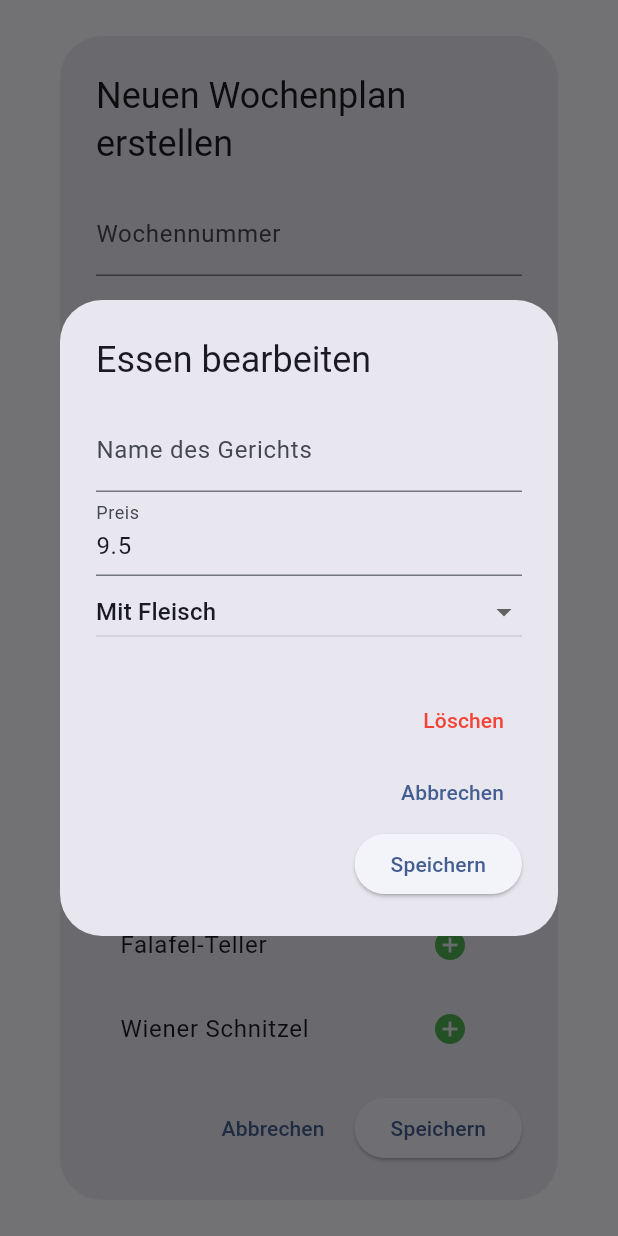
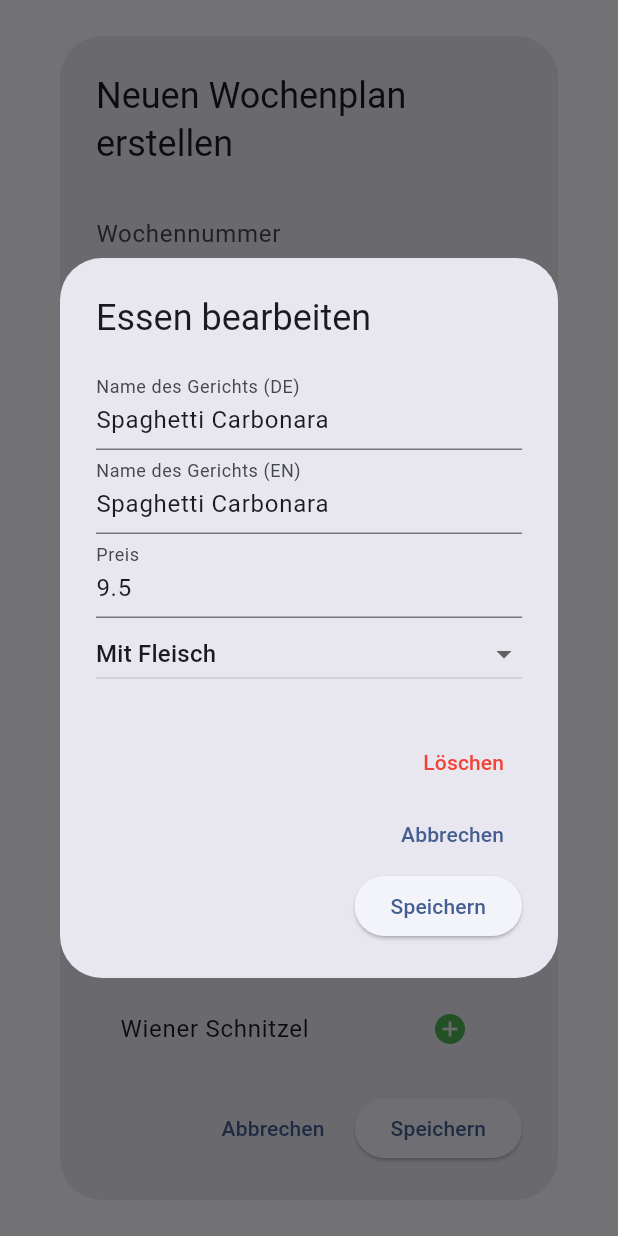
Before and after one commit to HendrikAlexander/meal_planner_app, a Flutter app: the AddEssensplanDialog widget shown alone on an empty page, opened directly, after a tap on the "add circle" icon, after a tap on the "edit" icon, on a phone screen of 412 x 824 dp. Run offline on Flutter 3.47's test engine with Material 3 defaults, Android fonts, the phone set to English and light mode, and no system bars; our stand-ins replace image_picker; accounts and stored records are empty.

Commit message:
Funktion zum Vergeben von Englischen und Deutschen Gerichtnamen

```diff
--- a/lib/model/essen.dart
+++ b/lib/model/essen.dart
@@ -7,12 +7,14 @@ class Essen {
   final String mealKey;
   final double preis;
   final EssensArt art;
-  final String? name;
+  final String? nameDe;
+  final String? nameEn;
 
   Essen({
     required this.mealKey,
     required this.preis,
     required this.art,
-    this.name,
+    this.nameDe,
+    this.nameEn,
   });
 }
--- a/lib/model/essens_datenbank.dart
+++ b/lib/model/essens_datenbank.dart
@@ -6,16 +6,16 @@ class Essensdatenbank {
   static final Essensdatenbank instance = Essensdatenbank._internal();
 
   final List<Essen> _speisekarte = [
-    Essen(mealKey: 'spaghettiCarbonara', preis: 9.50, art: EssensArt.mitFleisch),
-    Essen(mealKey: 'linsenCurry', preis: 8.00, art: EssensArt.vegan),
-    Essen(mealKey: 'kaesespaetzle', preis: 8.50, art: EssensArt.vegetarisch),
-    Essen(mealKey: 'haehnchenSuessSauer', preis: 10.20, art: EssensArt.mitFleisch),
-    Essen(mealKey: 'gemueseLasagne', preis: 9.00, art: EssensArt.vegetarisch),
-    Essen(mealKey: 'falafelTeller', preis: 7.80, art: EssensArt.vegan),
-    Essen(mealKey: 'wienerSchnitzel', preis: 12.50, art: EssensArt.mitFleisch),
-    Essen(mealKey: 'pizzaMargherita', preis: 7.50, art: EssensArt.vegetarisch),
-    Essen(mealKey: 'tofuPfanne', preis: 8.20, art: EssensArt.vegan),
-    Essen(mealKey: 'rindergulasch', preis: 11.00, art: EssensArt.mitFleisch),
+    Essen(mealKey: 'spaghettiCarbonara', preis: 9.50, art: EssensArt.mitFleisch, nameDe: 'Spaghetti Carbonara', nameEn: 'Spaghetti Carbonara'),
+    Essen(mealKey: 'linsenCurry', preis: 8.00, art: EssensArt.vegan, nameDe: 'Linsen-Curry', nameEn: 'Lentil Curry'),
+    Essen(mealKey: 'kaesespaetzle', preis: 8.50, art: EssensArt.vegetarisch, nameDe: 'Käsespätzle', nameEn: 'Cheese Spaetzle'),
+    Essen(mealKey: 'haehnchenSuessSauer', preis: 10.20, art: EssensArt.mitFleisch, nameDe: 'Hähnchen süß-sauer', nameEn: 'Sweet and Sour Chicken'),
+    Essen(mealKey: 'gemueseLasagne', preis: 9.00, art: EssensArt.vegetarisch, nameDe: 'Gemüse-Lasagne', nameEn: 'Vegetable Lasagna'),
+    Essen(mealKey: 'falafelTeller', preis: 7.80, art: EssensArt.vegan, nameDe: 'Falafel-Teller', nameEn: 'Falafel Plate'),
+    Essen(mealKey: 'wienerSchnitzel', preis: 12.50, art: EssensArt.mitFleisch, nameDe: 'Wiener Schnitzel', nameEn: 'Viennese Schnitzel'),
+    Essen(mealKey: 'pizzaMargherita', preis: 7.50, art: EssensArt.vegetarisch, nameDe: 'Pizza Margherita', nameEn: 'Margherita Pizza'),
+    Essen(mealKey: 'tofuPfanne', preis: 8.20, art: EssensArt.vegan, nameDe: 'Tofu-Pfanne', nameEn: 'Tofu Stir-fry'),
+    Essen(mealKey: 'rindergulasch', preis: 11.00, art: EssensArt.mitFleisch, nameDe: 'Rindergulasch', nameEn: 'Beef Goulash'),
   ];
 
   Essensdatenbank._internal();
@@ -31,14 +31,50 @@ class Essensdatenbank {
   }
 
   void updateEssen(int index, Essen neuesEssen) {
-    if (index >= 0 && index < _speisekarte.length) {
-      _speisekarte[index] = neuesEssen;
+    // Suche das Essen anhand des mealKey und ersetze es überall in der Liste
+    final idx = _speisekarte.indexWhere((e) => e.mealKey == neuesEssen.mealKey);
+    if (idx != -1) {
+      _speisekarte[idx] = neuesEssen;
     }
   }
 }
 
 // Helfer-Funktionen
-String getTranslatedMealName(String mealKey, AppLocalizations l10n, {String? fallbackName}) {
+String getTranslatedMealName(String mealKey, AppLocalizations l10n, {String? fallbackName, Essen? essen}) {
+  // Prüfe, ob mealKey zu den Standardgerichten gehört
+  const standardKeys = [
+    'spaghettiCarbonara',
+    'linsenCurry',
+    'kaesespaetzle',
+    'haehnchenSuessSauer',
+    'gemueseLasagne',
+    'falafelTeller',
+    'wienerSchnitzel',
+    'pizzaMargherita',
+    'tofuPfanne',
+    'rindergulasch',
+  ];
+
+  // Wenn ein Essen-Objekt übergeben wurde und ein benutzerdefinierter Name gesetzt ist, nutze diesen
+  if (essen != null) {
+    if (l10n.localeName.startsWith('de')) {
+      // Wenn ein Name gesetzt ist und sich vom Standard unterscheidet, nutze ihn
+      if (essen.nameDe != null && essen.nameDe!.trim().isNotEmpty) {
+        // Für Standardgerichte: nur wenn der Name sich vom ARB unterscheidet
+        if (!standardKeys.contains(mealKey) || essen.nameDe!.trim() != _getStandardNameDe(mealKey, l10n)) {
+          return essen.nameDe!;
+        }
+      }
+    } else {
+      if (essen.nameEn != null && essen.nameEn!.trim().isNotEmpty) {
+        if (!standardKeys.contains(mealKey) || essen.nameEn!.trim() != _getStandardNameEn(mealKey, l10n)) {
+          return essen.nameEn!;
+        }
+      }
+    }
+  }
+
+  // Standardfall: ARB-Text
   switch (mealKey) {
     case 'spaghettiCarbonara': return l10n.spaghettiCarbonara;
     case 'linsenCurry': return l10n.linsenCurry;
@@ -50,15 +86,48 @@ String getTranslatedMealName(String mealKey, AppLocalizations l10n, {String? fal
     case 'pizzaMargherita': return l10n.pizzaMargherita;
     case 'tofuPfanne': return l10n.tofuPfanne;
     case 'rindergulasch': return l10n.rindergulasch;
-    default:
-      return fallbackName != null && fallbackName.isNotEmpty ? fallbackName : l10n.unknownMeal;
+  }
+  // Für neue Gerichte: nutze die Felder nameDe/nameEn
+  if (essen != null) {
+    if (l10n.localeName.startsWith('de')) {
+      return essen.nameDe ?? fallbackName ?? l10n.unknownMeal;
+    } else {
+      return essen.nameEn ?? fallbackName ?? l10n.unknownMeal;
+    }
+  }
+  return fallbackName != null && fallbackName.isNotEmpty ? fallbackName : l10n.unknownMeal;
+}
+
+// Hilfsfunktionen für Standardnamen
+String _getStandardNameDe(String mealKey, AppLocalizations l10n) {
+  switch (mealKey) {
+    case 'spaghettiCarbonara': return l10n.spaghettiCarbonara;
+    case 'linsenCurry': return l10n.linsenCurry;
+    case 'kaesespaetzle': return l10n.kaesespaetzle;
+    case 'haehnchenSuessSauer': return l10n.haehnchenSuessSauer;
+    case 'gemueseLasagne': return l10n.gemueseLasagne;
+    case 'falafelTeller': return l10n.falafelTeller;
+    case 'wienerSchnitzel': return l10n.wienerSchnitzel;
+    case 'pizzaMargherita': return l10n.pizzaMargherita;
+    case 'tofuPfanne': return l10n.tofuPfanne;
+    case 'rindergulasch': return l10n.rindergulasch;
+    default: return '';
   }
 }
-
-String getTranslatedArtName(EssensArt art, AppLocalizations l10n) {
-  switch (art) {
-    case EssensArt.vegetarisch: return l10n.vegetarian;
-    case EssensArt.vegan: return l10n.vegan;
-    case EssensArt.mitFleisch: return l10n.withMeat;
+String _getStandardNameEn(String mealKey, AppLocalizations l10n) {
+  // Die englischen Namen kommen aus den ARB-Strings der englischen Lokalisierung
+  // (hier als Fallback: deutsche Namen, falls keine englische Lokalisierung geladen ist)
+  switch (mealKey) {
+    case 'spaghettiCarbonara': return l10n.spaghettiCarbonara;
+    case 'linsenCurry': return l10n.linsenCurry;
+    case 'kaesespaetzle': return l10n.kaesespaetzle;
+    case 'haehnchenSuessSauer': return l10n.haehnchenSuessSauer;
+    case 'gemueseLasagne': return l10n.gemueseLasagne;
+    case 'falafelTeller': return l10n.falafelTeller;
+    case 'wienerSchnitzel': return l10n.wienerSchnitzel;
+    case 'pizzaMargherita': return l10n.pizzaMargherita;
+    case 'tofuPfanne': return l10n.tofuPfanne;
+    case 'rindergulasch': return l10n.rindergulasch;
+    default: return '';
   }
 }
--- a/lib/view/EssensplanView/add_essensplan_dialog.dart
+++ b/lib/view/EssensplanView/add_essensplan_dialog.dart
@@ -120,7 +120,7 @@ class _AddEssensplanDialogState extends State<AddEssensplanDialog> {
                 },
                 children: List.generate(_ausgewaehlteEssen.length, (index) {
                   final essen = _ausgewaehlteEssen[index];
-                  final translatedName = getTranslatedMealName(essen.mealKey, l10n);
+                  final translatedName = getTranslatedMealName(essen.mealKey, l10n, essen: essen);
 
                   return ListTile(
                     key: ValueKey(essen.mealKey), // key: ValueKey(essen.name + index.toString()),
@@ -153,7 +153,7 @@ class _AddEssensplanDialogState extends State<AddEssensplanDialog> {
               const Divider(height: 30),
               Text(l10n.availableMealsLabel, style: const TextStyle(fontWeight: FontWeight.bold)),
               ...verfuegbareEssen.map((essen) {
-                final translatedName = getTranslatedMealName(essen.mealKey, l10n);
+                final translatedName = getTranslatedMealName(essen.mealKey, l10n, essen: essen);
                 return ListTile(
                   title: Text(translatedName),
                   trailing: IconButton(
--- a/lib/view/SpeisekarteView/add_essen_dialog.dart
+++ b/lib/view/SpeisekarteView/add_essen_dialog.dart
@@ -15,7 +15,8 @@ class AddEssenDialog extends StatefulWidget {
 class _AddEssenDialogState extends State<AddEssenDialog> {
   final _formKey = GlobalKey<FormState>();
   // Wir verwenden Controller für die Textfelder
-  final _nameController = TextEditingController();
+  final _nameDeController = TextEditingController();
+  final _nameEnController = TextEditingController();
   final _preisController = TextEditingController();
   late EssensArt _ausgewaehlteArt;
 
@@ -27,21 +28,12 @@ class _AddEssenDialogState extends State<AddEssenDialog> {
     super.initState();
 
     // Wenn wir ein Essen bearbeiten, füllen wir die Felder mit den existierenden Daten.
-    if (isEditing) { //widget.essen != null
+    if (isEditing) {
       final essen = widget.essen!;
-    _nameController.text = essen.name ?? '';
+      _nameDeController.text = essen.nameDe ?? '';
+      _nameEnController.text = essen.nameEn ?? '';
       _preisController.text = essen.preis.toString();
       _ausgewaehlteArt = essen.art;
-
-          // WICHTIG: Wir müssen den Kontext abwarten, um auf l10n zuzugreifen.
-      // `addPostFrameCallback` führt den Code aus, nachdem der erste Frame gezeichnet wurde.
-    //  WidgetsBinding.instance.addPostFrameCallback((_) {
-       // if (mounted) { // Sicherheitscheck, ob das Widget noch im Baum ist
-        //  final l10n = AppLocalizations.of(context)!;
-        // _nameController.text = getTranslatedMealName(widget.essen!.mealKey, l10n);
-          // _nameController.text = widget.essen!.name;
-   //))
-     // _ausgewaehlteArt = widget.essen!.art;
     } else {
       // Wenn wir ein neues Essen erstellen, starten wir mit einem Standardwert.
       _ausgewaehlteArt = EssensArt.vegetarisch;
@@ -50,7 +42,8 @@ class _AddEssenDialogState extends State<AddEssenDialog> {
 
   @override
   void dispose() {
-    _nameController.dispose();
+    _nameDeController.dispose();
+    _nameEnController.dispose();
     _preisController.dispose();
     super.dispose();
   }
@@ -61,40 +54,34 @@ class _AddEssenDialogState extends State<AddEssenDialog> {
     final l10n = AppLocalizations.of(context)!;
 
     return AlertDialog(
-      title: Text(isEditing ? l10n.editMealTitle : l10n.addMealTitle), // widget.essen == null ? 'Neues Essen anlegen' : 'Essen bearbeiten'
-      content: SingleChildScrollView( // Verhindert Pixel-Overflow auf kleinen Bildschirmen
+      title: Text(isEditing ? l10n.editMealTitle : l10n.addMealTitle),
+      content: SingleChildScrollView(
         child: Column(
           mainAxisSize: MainAxisSize.min,
           children: [
             // Im Bearbeiten-Modus kann der Name (mealKey) nicht geändert werden.
             // Wir zeigen ihn nur an.
-           // if (isEditing)
             TextField(
-                controller: _nameController,
-                decoration: InputDecoration(labelText: l10n.mealNameLabel),
+              controller: _nameDeController,
+              decoration: InputDecoration(labelText: '${l10n.mealNameLabel} (DE)'),
               autofocus: !isEditing,
-                // readOnly: true, // Macht das Feld schreibgeschützt
             ),
-           // else
-              // Nur im "Neu anlegen"-Modus kann ein Name vergeben werden.
+            TextField(
+              controller: _nameEnController,
+              decoration: InputDecoration(labelText: '${l10n.mealNameLabel} (EN)'),
+            ),
             TextField(
               controller: _preisController,
               decoration: InputDecoration(labelText: l10n.priceLabel),
               keyboardType: const TextInputType.numberWithOptions(decimal: true),
-                 // autofocus: true,
             ),
-           // TextField(
-             // controller: _preisController,
-             // decoration: InputDecoration(labelText: l10n.priceLabel),
-             // keyboardType: const TextInputType.numberWithOptions(decimal: true),
-           // ),
             DropdownButton<EssensArt>(
               value: _ausgewaehlteArt,
               isExpanded: true,
               items: EssensArt.values.map((EssensArt art) {
                 return DropdownMenuItem<EssensArt>(
                   value: art,
-                  child: Text(getTranslatedArtName(art, l10n)), // art.localizedName(context)
+                  child: Text(getTranslatedArtName(art, l10n)),
                 );
               }).toList(),
               onChanged: (EssensArt? neuerWert) {
@@ -109,11 +96,9 @@ class _AddEssenDialogState extends State<AddEssenDialog> {
         ),
       ),
       actions: [
-        // NEW: "Löschen" button, only visible in edit mode
-        if (isEditing) // widget.essen != null
+        if (isEditing)
           TextButton(
             onPressed: () {
-              // Closes the dialog and sends the "DELETE" signal
               Navigator.of(context).pop('DELETE_ACTION');
             },
             child: Text(l10n.deleteButton, style: const TextStyle(color: Colors.red)),
@@ -125,26 +110,18 @@ class _AddEssenDialogState extends State<AddEssenDialog> {
         ),
         ElevatedButton(
           onPressed: () {
-            // Konvertiert den Benutzernamen in einen gültigen Schlüssel (z.B. "Spaghetti Carbonara" -> "spaghettiCarbonara")
             final mealKey = isEditing
                 ? widget.essen!.mealKey
-                : _nameController.text.trim().replaceAll(' ', '').replaceFirstMapped(RegExp(r'.'), (m) => m.group(0)!.toLowerCase());
+                : _nameDeController.text.trim().replaceAll(' ', '').replaceFirstMapped(RegExp(r'.'), (m) => m.group(0)!.toLowerCase());
 
-            // if (widget.essen != null) {
-            //   widget.essen!.name = _nameController.text;
-            //   widget.essen!.preis = double.tryParse(_preisController.text) ?? 0.0;
-            //   widget.essen!.art = _ausgewaehlteArt;
-            //   Navigator.of(context).pop(widget.essen);
-            // } else {
             final neuesEssen = Essen(
-              mealKey: mealKey, // name: _nameController.text,
-              name: _nameController.text.trim(),
-              preis: double.tryParse(_preisController.text.replaceAll(',', '.')) ?? 0.0, // preis: double.tryParse(_preisController.text) ?? 0.0,
+              mealKey: mealKey,
+              nameDe: _nameDeController.text.trim(),
+              nameEn: _nameEnController.text.trim(),
+              preis: double.tryParse(_preisController.text.replaceAll(',', '.')) ?? 0.0,
               art: _ausgewaehlteArt,
             );
-            // Schließt den Dialog und gibt das erstellte Objekt zurück.
             Navigator.of(context).pop(neuesEssen);
-            // }
           },
           child: Text(l10n.saveButton),
         ),
@@ -152,3 +129,12 @@ class _AddEssenDialogState extends State<AddEssenDialog> {
     );
   }
 }
+
+// Füge diese Hilfsfunktion am Ende der Datei hinzu (vor der letzten Klammer):
+String getTranslatedArtName(EssensArt art, AppLocalizations l10n) {
+  switch (art) {
+    case EssensArt.vegetarisch: return l10n.vegetarian;
+    case EssensArt.vegan: return l10n.vegan;
+    case EssensArt.mitFleisch: return l10n.withMeat;
+  }
+}
```
Also changed, not shown: lib/view/EssensbewertungView/bewertung_dialog.dart (+18 -1 lines), lib/view/EssensplanView/essensplan_dialog.dart (+9 -1 lines), lib/view/SpeisekarteView/essen_dialog.dart (+14 -1 lines), lib/viewmodel/SpeisekarteViewModel/essen_viewmodel.dart (+7 -5 lines). Lines whose indentation alone changed are shown as unchanged.
